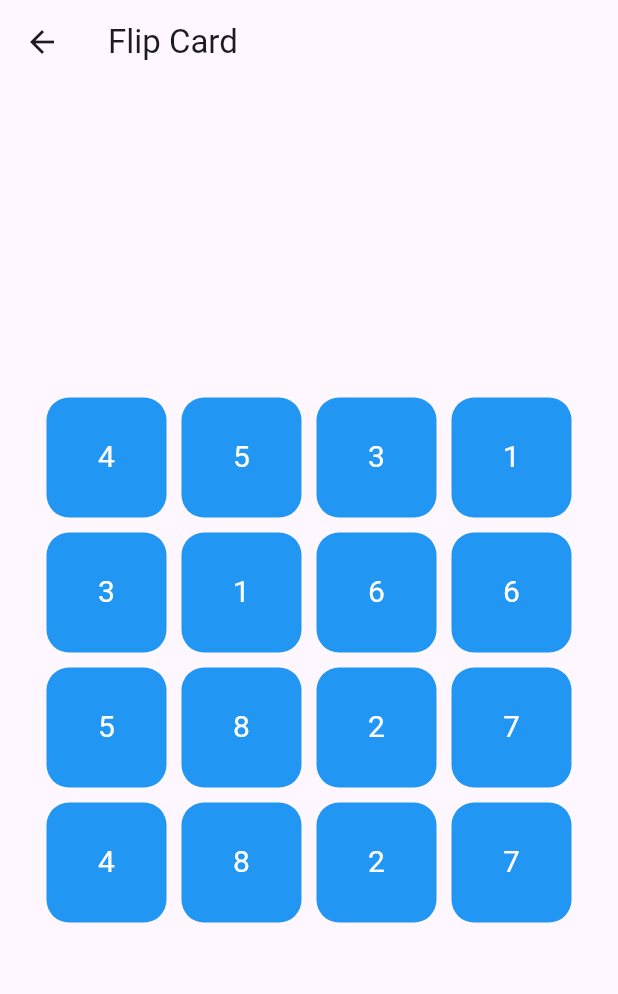
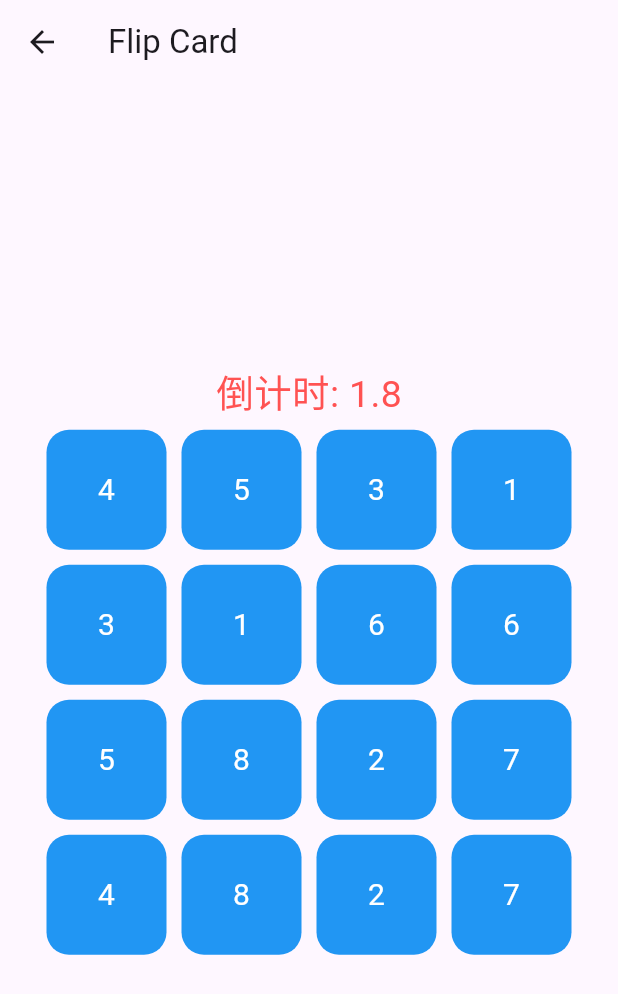
Before and after one commit to im-ling/flutter_game, a Flutter app: the FlipCardPage screen opened by its route, after a tap on "Start Game", on a phone screen of 412 x 824 dp. Shown: the top 994 px of the screen. Run offline on Flutter 3.47's test engine with Material 3 defaults, Android fonts, the phone set to English and light mode, and no system bars.

Commit message:
feat: 倒计时和计时

```diff
--- a/lib/flip_card.dart
+++ b/lib/flip_card.dart
@@ -1,3 +1,4 @@
+import 'dart:async';
 import 'dart:math';
 
 import 'package:flutter/material.dart';
@@ -15,6 +16,9 @@ class _FlipCardPageState extends State<FlipCardPage> {
   List<String> correctNumList = [];
   List<bool> isFrontList = List.generate(16, (index) => false);
 
+  double countdown = 3.0;
+  double timeCount = 0.0;
+
   bool isFirstClick = true;
   String lastClickCandidate = "";
   int lastClickIdx = 0;
@@ -22,6 +26,20 @@ class _FlipCardPageState extends State<FlipCardPage> {
   bool isRunningGame = false;
 
   bool canFlip = false;
+
+  Timer? timer = null;
+
+  @override
+  void dispose() {
+    // TODO: implement dispose
+    super.dispose();
+    closetimer();
+  }
+
+  void closetimer() {
+    timer?.cancel();
+    timer = null;
+  }
 
   void newGame() {
     candidates = generateCandidates();
@@ -34,10 +52,23 @@ class _FlipCardPageState extends State<FlipCardPage> {
     isRunningGame = true;
     canFlip = false;
     isFrontList = List.generate(16, (index) => true);
+
+    countdown = 3.0;
+    timeCount = 0.0;
     setState(() {});
-    Future.delayed(const Duration(seconds: 3), () {
+
+    timer = Timer.periodic(const Duration(milliseconds: 100), (timer) {
+      if (!isRunningGame) return;
+      if (countdown > 0) {
+        countdown -= 0.1;
+        if (countdown <= 0) {
+          // 第一次countdown结束
           canFlip = true;
           isFrontList = List.generate(16, (index) => false);
+        }
+      } else {
+        timeCount += 0.1;
+      }
       setState(() {});
     });
   }
@@ -59,6 +90,7 @@ class _FlipCardPageState extends State<FlipCardPage> {
               correctNumList.add(text);
               if (correctNumList.length << 1 == isFrontList.length) {
                 isRunningGame = false;
+                closetimer();
               }
             });
           });
@@ -135,7 +167,23 @@ class _FlipCardPageState extends State<FlipCardPage> {
   }
 
   Widget gameView(cardSideLength, interval) {
-    return SizedBox(
+    return Column(
+      mainAxisAlignment: MainAxisAlignment.center,
+      crossAxisAlignment: CrossAxisAlignment.center,
+      mainAxisSize: MainAxisSize.min,
+      children: [
+        Text(
+          countdown > 0
+              ? "倒计时: ${countdown.toStringAsFixed(1)}"
+              : '计时: ${timeCount.toStringAsFixed(1)}',
+          style: TextStyle(
+              fontSize: 25,
+              color: countdown > 0 ? Colors.redAccent : Colors.blue),
+        ),
+        const SizedBox(
+          height: 5,
+        ),
+        SizedBox(
           width: cardSideLength * 4 + interval * 3,
           height: cardSideLength * 4 + interval * 3,
           child: Wrap(
@@ -161,6 +209,8 @@ class _FlipCardPageState extends State<FlipCardPage> {
                 .values
                 .toList(),
           ),
+        ),
+      ],
     );
   }
 }
```
Lines whose indentation alone changed are shown as unchanged.
